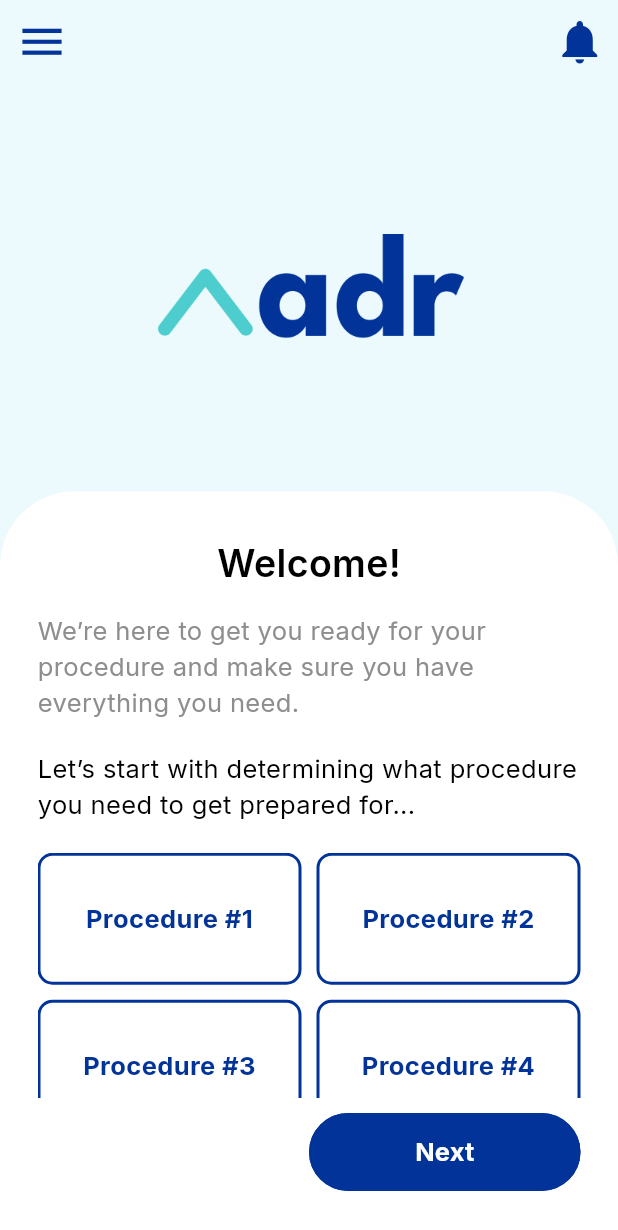
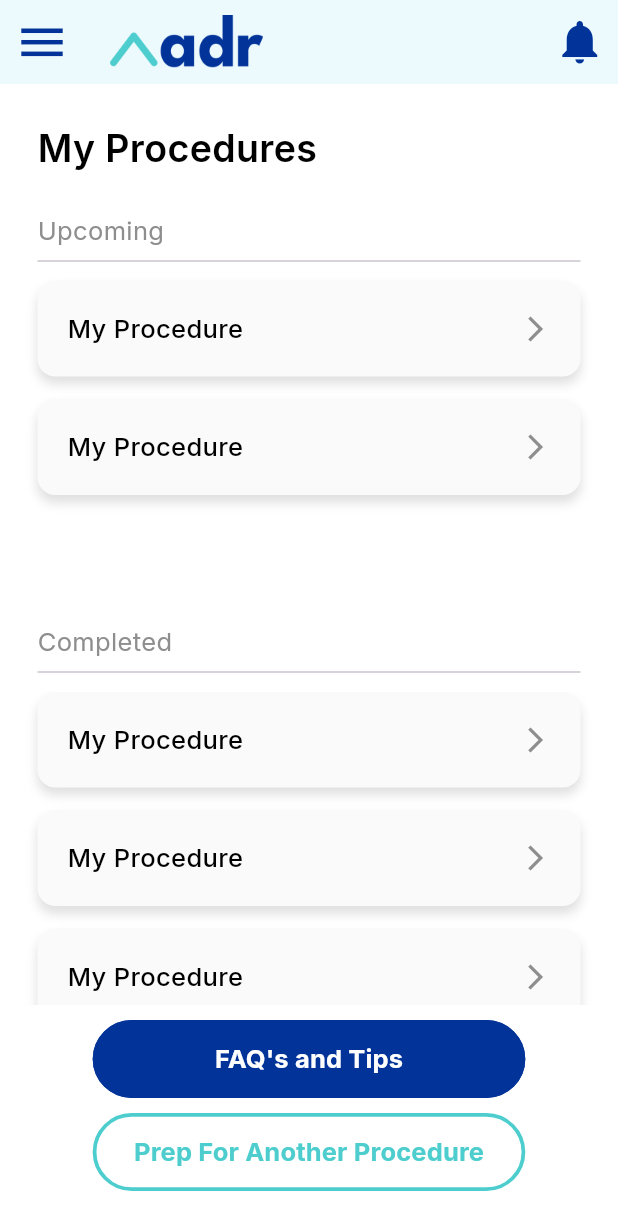
Before and after one commit to Debojyotibabai/upadr_flutter, a Flutter app: the screen it shows after launch, on a phone screen of 412 x 824 dp. Shown: the top 1230 px of the screen. Run offline on Flutter 3.47's test engine with Material 3 defaults, Android fonts, the phone set to English and light mode, and no system bars; our stand-ins replace flutter_otp_text_field.

Commit message:
my procedure screen

```diff
--- a/lib/features/app/choose_procedure/presentation/pages/choose_procedure.dart
+++ b/lib/features/app/choose_procedure/presentation/pages/choose_procedure.dart
@@ -4,6 +4,7 @@ import 'package:upadr/styles/light_colors.dart';
 import 'package:upadr/widgets/button/app_primary_button.dart';
 import 'package:upadr/widgets/custom_drawer.dart';
 import 'package:upadr/widgets/header/drawer_header_without_logo.dart';
+import 'package:upadr/widgets/my_procedure_card.dart';
 import 'package:upadr/widgets/text/primary_heading.dart';
 import 'package:upadr/widgets/text/primary_subheading.dart';
 
@@ -51,18 +52,18 @@ class _ChooseProcedureScreenState extends State<ChooseProcedureScreen> {
                     topRight: Radius.circular(50),
                   ),
                 ),
+                child: Column(
+                  children: [
+                    Expanded(
                       child: Padding(
                         padding: const EdgeInsets.symmetric(
-                    vertical: 30,
                           horizontal: 25,
-                  ),
+                        ).copyWith(top: 30),
                         child: Column(
                           mainAxisAlignment: MainAxisAlignment.start,
                           crossAxisAlignment: CrossAxisAlignment.start,
                           children: [
-                      Center(
-                        child: PrimaryHeading(text: "Welcome!"),
-                      ),
+                            PrimaryHeading(text: "Welcome to upadr!"),
                             SizedBox(height: 15),
                             PrimarySubheading(
                               text:
@@ -90,7 +91,8 @@ class _ChooseProcedureScreenState extends State<ChooseProcedureScreen> {
                                   return GestureDetector(
                                     onTap: () {
                                       setState(() {
-                                  if (selectedProcedures.contains(index)) {
+                                        if (selectedProcedures
+                                            .contains(index)) {
                                           selectedProcedures.remove(index);
                                         } else {
                                           selectedProcedures.add(index);
@@ -100,15 +102,16 @@ class _ChooseProcedureScreenState extends State<ChooseProcedureScreen> {
                                     child: Container(
                                       padding: EdgeInsets.all(20),
                                       decoration: BoxDecoration(
-                                  color: selectedProcedures.contains(index)
+                                        color:
+                                            selectedProcedures.contains(index)
                                                 ? LightColors.deepBlue
                                                 : Colors.white,
                                         border: Border.all(
                                           color: LightColors.deepBlue,
                                           width: 2,
                                         ),
-                                  borderRadius:
-                                      BorderRadius.all(Radius.circular(10)),
+                                        borderRadius: BorderRadius.all(
+                                            Radius.circular(10)),
                                       ),
                                       child: Center(
                                         child: Text(
@@ -117,7 +120,8 @@ class _ChooseProcedureScreenState extends State<ChooseProcedureScreen> {
                                           style: TextStyle(
                                             fontSize: 17,
                                             fontFamily: "Inter",
-                                      color: selectedProcedures.contains(index)
+                                            color: selectedProcedures
+                                                    .contains(index)
                                                 ? Colors.white
                                                 : LightColors.deepBlue,
                                             fontWeight: FontWeight.w700,
@@ -129,15 +133,32 @@ class _ChooseProcedureScreenState extends State<ChooseProcedureScreen> {
                                 },
                               ),
                             ),
+                          ],
+                        ),
+                      ),
+                    ),
+                    Column(
+                      mainAxisAlignment: MainAxisAlignment.start,
+                      crossAxisAlignment: CrossAxisAlignment.start,
+                      children: [
                         SizedBox(height: 10),
-                      Row(
+                        MyProcedureCard(),
+                        Padding(
+                          padding: const EdgeInsets.symmetric(
+                            horizontal: 25,
+                          ).copyWith(bottom: 30),
+                          child: Row(
                             children: [
                               Spacer(),
-                          Expanded(child: AppPrimaryButton(buttonText: "Next")),
+                              Expanded(
+                                child: AppPrimaryButton(buttonText: "Next"),
+                              ),
+                            ],
+                          ),
+                        ),
                       ],
                     ),
                   ],
-                  ),
                 ),
               ),
             ),
--- /dev/null
+++ b/lib/features/app/my_procedure/presentation/pages/my_procedure_listing.dart
@@ -0,0 +1,116 @@
+import 'package:flutter/material.dart';
+import 'package:upadr/styles/light_colors.dart';
+import 'package:upadr/widgets/button/app_primary_button.dart';
+import 'package:upadr/widgets/custom_drawer.dart';
+import 'package:upadr/widgets/header/drawer_header_with_logo.dart';
+import 'package:upadr/widgets/my_procedure_card.dart';
+import 'package:upadr/widgets/text/primary_heading.dart';
+import 'package:upadr/widgets/text/primary_subheading.dart';
+
+class MyProcedureListingScreen extends StatefulWidget {
+  const MyProcedureListingScreen({super.key});
+
+  @override
+  State<MyProcedureListingScreen> createState() =>
+      _MyProcedureListingScreenState();
+}
+
+class _MyProcedureListingScreenState extends State<MyProcedureListingScreen> {
+  final GlobalKey<ScaffoldState> _key = GlobalKey();
+
+  List<int> selectedProcedures = [];
+
+  @override
+  Widget build(BuildContext context) {
+    return Scaffold(
+      key: _key,
+      appBar: DrawerHeaderWithLogo(
+        openDrawer: () {
+          _key.currentState!.openDrawer();
+        },
+      ),
+      drawer: CustomDrawer(),
+      body: Column(
+        mainAxisAlignment: MainAxisAlignment.start,
+        crossAxisAlignment: CrossAxisAlignment.start,
+        children: [
+          Padding(
+            padding: const EdgeInsets.all(25),
+            child: PrimaryHeading(text: "My Procedures"),
+          ),
+          Padding(
+            padding: const EdgeInsets.symmetric(horizontal: 25),
+            child: Column(
+              mainAxisAlignment: MainAxisAlignment.start,
+              crossAxisAlignment: CrossAxisAlignment.start,
+              children: [
+                PrimarySubheading(
+                  text: "Upcoming",
+                  textColor: LightColors.gray200,
+                ),
+                Divider(),
+              ],
+            ),
+          ),
+          SizedBox(height: 5),
+          Expanded(
+            child: ListView.builder(
+              itemCount: 2,
+              itemBuilder: (context, index) {
+                return MyProcedureCard();
+              },
+            ),
+          ),
+          SizedBox(height: 20),
+          Padding(
+            padding: const EdgeInsets.symmetric(horizontal: 25),
+            child: Column(
+              mainAxisAlignment: MainAxisAlignment.start,
+              crossAxisAlignment: CrossAxisAlignment.start,
+              children: [
+                PrimarySubheading(
+                  text: "Completed",
+                  textColor: LightColors.gray200,
+                ),
+                Divider(),
+              ],
+            ),
+          ),
+          SizedBox(height: 5),
+          Expanded(
+            child: ListView.builder(
+              itemCount: 5,
+              itemBuilder: (context, index) {
+                return MyProcedureCard();
+              },
+            ),
+          ),
+          SizedBox(height: 10),
+          Padding(
+            padding:
+                const EdgeInsets.symmetric(horizontal: 25).copyWith(bottom: 30),
+            child: Center(
+              child: Column(
+                mainAxisAlignment: MainAxisAlignment.start,
+                crossAxisAlignment: CrossAxisAlignment.center,
+                children: [
+                  AppPrimaryButton(
+                    buttonText: "FAQ's and Tips",
+                    width: MediaQuery.of(context).size.width * 0.7,
+                  ),
+                  SizedBox(height: 10),
+                  AppPrimaryButton(
+                    buttonText: "Prep For Another Procedure",
+                    width: MediaQuery.of(context).size.width * 0.7,
+                    textColor: LightColors.deepSky,
+                    backgroundColor: Colors.white,
+                  ),
+                ],
+              ),
+            ),
+          ),
+        ],
+      ),
+    );
+  }
+}
--- a/lib/features/app/notifications/presentation/pages/notifications.dart
+++ b/lib/features/app/notifications/presentation/pages/notifications.dart
@@ -1,6 +1,6 @@
 import 'package:flutter/material.dart';
 import 'package:upadr/features/app/notifications/presentation/widgets/notification_card.dart';
-import 'package:upadr/widgets/header/back_header_with_logo.dart';
+import 'package:upadr/widgets/header/back_header_without_logo.dart';
 import 'package:upadr/widgets/text/primary_heading.dart';
 
 class NotificationsScreen extends StatelessWidget {
@@ -9,7 +9,7 @@ class NotificationsScreen extends StatelessWidget {
   @override
   Widget build(BuildContext context) {
     return Scaffold(
-      appBar: BackHeaderWithLogo(),
+      appBar: BackHeaderWithoutLogo(),
       body: Column(
         mainAxisAlignment: MainAxisAlignment.start,
         crossAxisAlignment: CrossAxisAlignment.start,
--- a/lib/features/app/notifications/presentation/widgets/notification_card.dart
+++ b/lib/features/app/notifications/presentation/widgets/notification_card.dart
@@ -9,8 +9,7 @@ class NotificationCard extends StatelessWidget {
   Widget build(BuildContext context) {
     return Container(
       padding: EdgeInsets.all(20),
-      margin:
-          EdgeInsets.symmetric(horizontal: 25, vertical: 17).copyWith(top: 0),
+      margin: EdgeInsets.symmetric(horizontal: 25).copyWith(bottom: 15),
       width: MediaQuery.of(context).size.width,
       decoration: BoxDecoration(
         color: LightColors.gray100,
--- a/lib/main.dart
+++ b/lib/main.dart
@@ -1,5 +1,5 @@
 import 'package:flutter/material.dart';
-import 'package:upadr/features/app/choose_procedure/presentation/pages/choose_procedure.dart';
+import 'package:upadr/features/app/my_procedure/presentation/pages/my_procedure_listing.dart';
 
 void main() {
   runApp(const MyApp());
@@ -18,7 +18,7 @@ class MyApp extends StatelessWidget {
         scaffoldBackgroundColor: Colors.white,
       ),
       debugShowCheckedModeBanner: false,
-      home: ChooseProcedureScreen(),
+      home: MyProcedureListingScreen(),
     );
   }
 }
--- /dev/null
+++ b/lib/widgets/header/back_header_without_logo.dart
@@ -0,0 +1,24 @@
+import 'package:flutter/material.dart';
+import 'package:upadr/assets/images.dart';
+import 'package:upadr/styles/light_colors.dart';
+
+class BackHeaderWithoutLogo extends StatelessWidget
+    implements PreferredSizeWidget {
+  const BackHeaderWithoutLogo({super.key});
+
+  @override
+  Widget build(BuildContext context) {
+    return AppBar(
+      backgroundColor: LightColors.lightSky,
+      title: Image.asset(Images.logoWithAppName, scale: 4),
+      leading: Icon(
+        Icons.arrow_back_ios,
+        color: LightColors.deepBlue,
+        size: 28,
+      ),
+    );
+  }
+
+  @override
+  Size get preferredSize => const Size.fromHeight(kToolbarHeight);
+}
--- a/lib/widgets/header/drawer_header_with_logo.dart
+++ b/lib/widgets/header/drawer_header_with_logo.dart
@@ -21,7 +21,7 @@ class DrawerHeaderWithLogo extends StatelessWidget
         child: Icon(
           Icons.menu,
           color: LightColors.deepBlue,
-          size: 35,
+          size: 37,
         ),
       ),
       actions: [
--- a/lib/widgets/header/drawer_header_without_logo.dart
+++ b/lib/widgets/header/drawer_header_without_logo.dart
@@ -19,7 +19,7 @@ class DrawerHeaderWithoutLogo extends StatelessWidget
         child: Icon(
           Icons.menu,
           color: LightColors.deepBlue,
-          size: 35,
+          size: 37,
         ),
       ),
       actions: [
--- /dev/null
+++ b/lib/widgets/my_procedure_card.dart
@@ -0,0 +1,49 @@
+import 'package:flutter/material.dart';
+import 'package:upadr/styles/light_colors.dart';
+
+class MyProcedureCard extends StatelessWidget {
+  const MyProcedureCard({super.key});
+
+  @override
+  Widget build(BuildContext context) {
+    return Container(
+      padding: EdgeInsets.all(20),
+      margin: EdgeInsets.symmetric(
+        horizontal: 25,
+      ).copyWith(bottom: 15),
+      width: MediaQuery.of(context).size.width,
+      decoration: BoxDecoration(
+        color: LightColors.gray100,
+        borderRadius: BorderRadius.all(Radius.circular(12)),
+        boxShadow: [
+          BoxShadow(
+            color: Colors.black12,
+            blurRadius: 5,
+            offset: Offset(0, 5),
+          ),
+        ],
+      ),
+      child: Row(
+        children: [
+          Expanded(
+            child: Text(
+              "My Procedure",
+              style: TextStyle(
+                fontSize: 17,
+                fontFamily: "Inter",
+                color: Colors.black,
+                fontWeight: FontWeight.w500,
+              ),
+            ),
+          ),
+          Spacer(),
+          Icon(
+            Icons.arrow_forward_ios,
+            size: 20,
+            color: LightColors.gray200,
+          ),
+        ],
+      ),
+    );
+  }
+}
```
Lines whose indentation alone changed are shown as unchanged.
